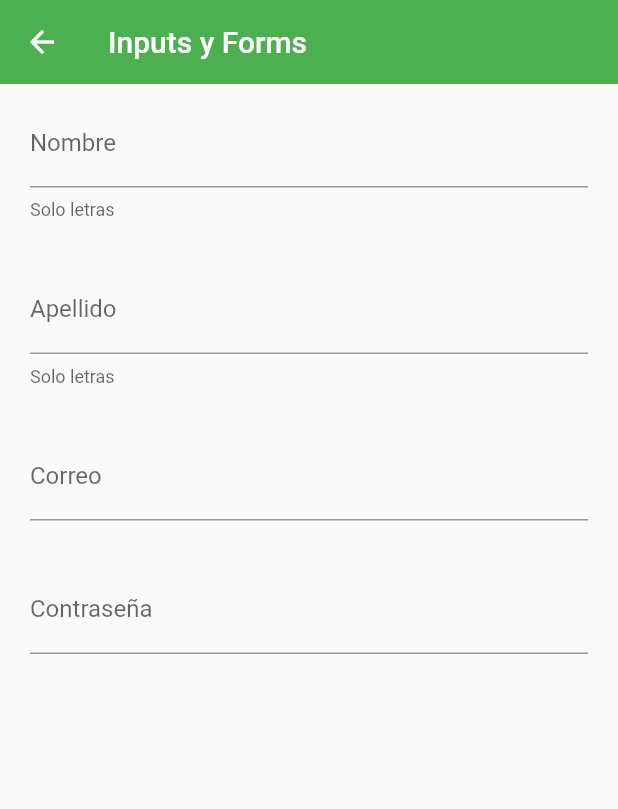
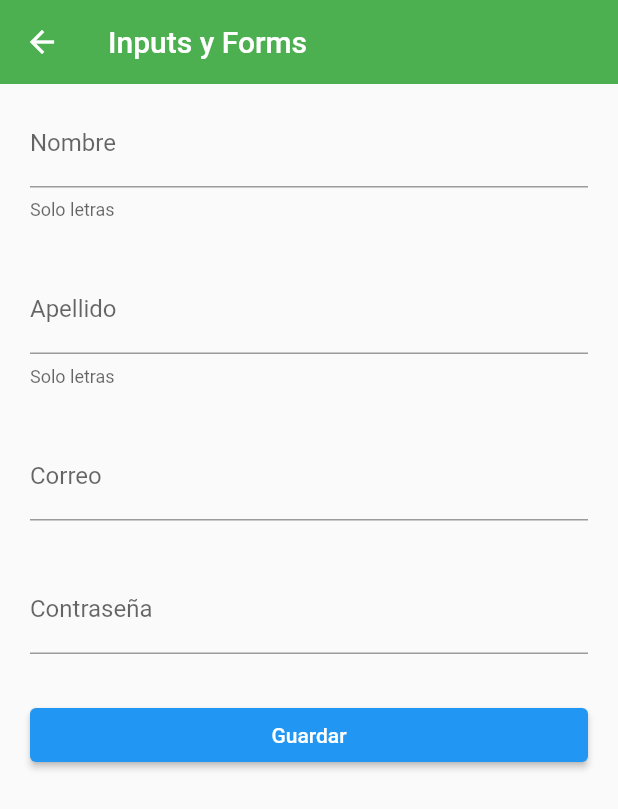
Before and after one commit to Anastasiia88Z/fl_components, a Flutter app: the InputsScreen screen opened by its route, on a phone screen of 412 x 824 dp. Shown: the top 809 px of the screen. Run offline on Flutter 3.47's test engine with Material 2 defaults, Android fonts, the phone set to English and light mode, and no system bars.

```diff
--- a/flutter_application_1/lib/screens/input_screen.dart
+++ b/flutter_application_1/lib/screens/input_screen.dart
@@ -6,6 +6,16 @@ class InputsScreen extends StatelessWidget {
 
   @override
   Widget build(BuildContext context) {
+    final GlobalKey<FormState> myFormKey = GlobalKey<FormState>();
+
+    final Map<String, String> formValues = {
+      'first_name': 'Anastasiia',
+      'last_name': 'Zhylina',
+      'email': 'anastasiiazhylina@gmail.com',
+      'password': '123456',
+      'role': 'User'
+    };
+
     return Scaffold(
         appBar: AppBar(
           title: const Text('Inputs y Forms'),
@@ -13,33 +23,50 @@ class InputsScreen extends StatelessWidget {
         body: SingleChildScrollView(
           child: Padding(
             padding: const EdgeInsets.symmetric(horizontal: 20, vertical: 10),
+            child: Form(
+              key: myFormKey,
               child: Column(
-              children: const [
-                CustomInputField(
+                children: [
+                  const CustomInputField(
                     labelText: 'Nombre',
                     hintText: 'Nombre del usuario',
                     helperText: 'Solo letras',
                   ),
-                SizedBox(height: 30),
-                CustomInputField(
+                  const SizedBox(height: 30),
+                  const CustomInputField(
                     labelText: 'Apellido',
                     hintText: 'Apellido del usuario',
                     helperText: 'Solo letras',
                   ),
-                SizedBox(height: 30),
-                CustomInputField(
+                  const SizedBox(height: 30),
+                  const CustomInputField(
                     labelText: 'Correo',
                     hintText: 'Correo del usuario',
                     keyboardType: TextInputType.emailAddress,
                   ),
-                SizedBox(height: 30),
-                CustomInputField(
+                  const SizedBox(height: 30),
+                  const CustomInputField(
                     labelText: 'Contraseña',
                     hintText: 'Contraseña del usuario',
                     obscureText: true,
                   ),
-                SizedBox(height: 30),
+                  const SizedBox(height: 30),
+                  ElevatedButton(
+                    child: const SizedBox(
+                      width: double.infinity,
+                      child: Center(child: Text('Guardar')),
+                    ),
+                    onPressed: () {
+                      FocusScope.of(context).requestFocus();
+
+                      if (!myFormKey.currentState!.validate()) {
+                        print(formValues);
+                        return;
+                      }
+                    },
+                  )
                 ],
+              ),
             ),
           ),
         ));
```
Lines whose indentation alone changed are shown as unchanged.
